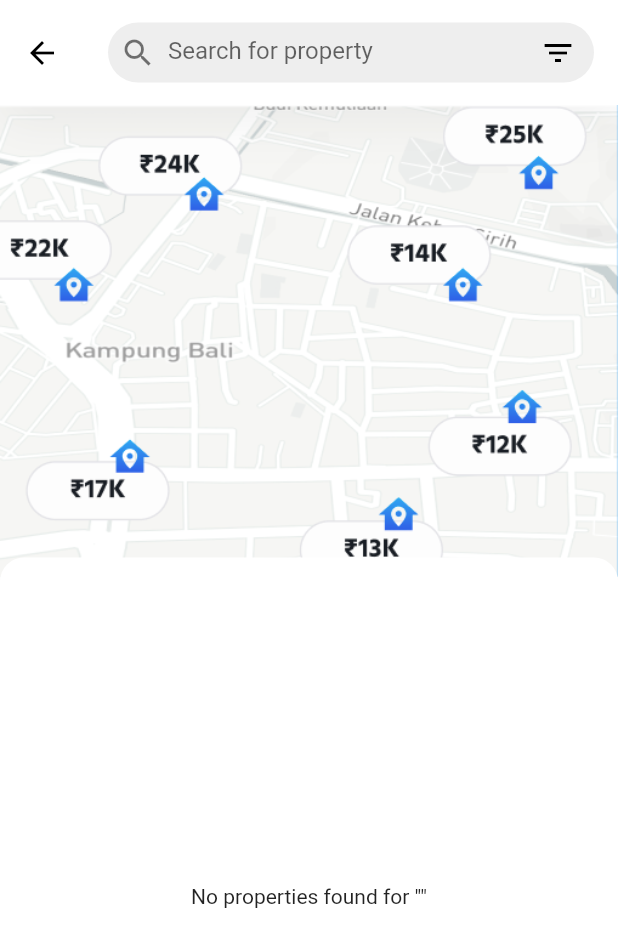
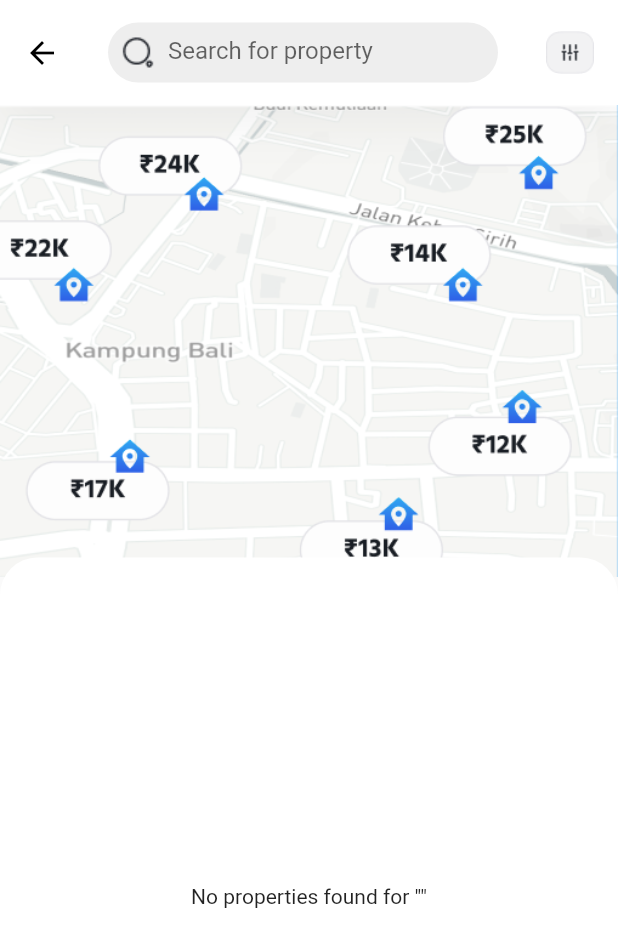
Before and after one commit to hammad4474/ToLet, a Flutter app: the SearchPropertyScreen screen opened directly, on a phone screen of 412 x 824 dp. Shown: the top 947 px of the screen. Run offline on Flutter 3.47's test engine with Material 3 defaults, Android fonts, the light colour scheme and no system bars; our stand-ins replace cloud_firestore, firebase_auth, firebase_core, firebase_storage, fluttertoast, get and 2 more; accounts and stored records are empty.

Commit message:
ui fixing

```diff
--- a/lib/screens/tenant/SearchPropertyScreen.dart
+++ b/lib/screens/tenant/SearchPropertyScreen.dart
@@ -45,7 +45,11 @@ class _SearchPropertyScreenState extends State<SearchPropertyScreen> {
             children: <Widget>[
               Padding(
                 padding: const EdgeInsets.symmetric(horizontal: 8.0),
-                child: Icon(Icons.search, color: Colors.black54),
+                child: Image.asset(
+                  'assets/icons/search-normal.png', // Replace with your actual asset path
+                  width: 24,
+                  height: 24,
+                ),
               ),
               Expanded(
                 child: TextField(
@@ -65,19 +69,30 @@ class _SearchPropertyScreenState extends State<SearchPropertyScreen> {
                   style: TextStyle(color: Colors.black),
                 ),
               ),
-              IconButton(
-                icon: const Icon(Icons.filter_list, color: Colors.black),
-                onPressed: () {
-                  Navigator.push(
-                    context,
-                    MaterialPageRoute(builder: (context) => FilterScreen()),
-                  );
-                },
-              ),
             ],
           ),
         ),
+        actions: [
+          Padding(
+            padding: const EdgeInsets.all(8.0),
+            child: IconButton(
+              icon: Image.asset(
+                'assets/icons/tune.png', // Replace with your actual custom icon asset
+                height: 40,
+                width: 40,
+              ),
+              onPressed: () {
+                Navigator.push(
+                  context,
+                  MaterialPageRoute(builder: (context) => FilterScreen()),
+                );
+              },
+            ),
+          ),
+        ],
       ),
+
+
       body: Stack(
         children: [
           Image.asset(
@@ -93,8 +108,8 @@ class _SearchPropertyScreenState extends State<SearchPropertyScreen> {
                 decoration: BoxDecoration(
                   color: Colors.white,
                   borderRadius: BorderRadius.only(
-                    topLeft: Radius.circular(16),
-                    topRight: Radius.circular(16),
+                    topLeft: Radius.circular(25),
+                    topRight: Radius.circular(25),
                   ),
                 ),
                 child: StreamBuilder<QuerySnapshot>(
@@ -127,7 +142,19 @@ class _SearchPropertyScreenState extends State<SearchPropertyScreen> {
                       children: [
                         Padding(
                           padding: const EdgeInsets.all(16.0),
-                          child: Text('Showing $matchCount results'),
+                          child:Row(
+                            children:[
+                            Text('Showing $matchCount results'),
+                          Spacer(),
+                              IconButton(
+                                icon: const Icon(Icons.sort, color: Colors.black),
+                                onPressed: () {
+
+                                },
+                              ),
+                              Text('Sort'),
+                    ],
+                          ),
                         ),
                         Expanded(
                           child: ListView.builder(
--- a/lib/screens/tenant/home_tenant.dart
+++ b/lib/screens/tenant/home_tenant.dart
@@ -454,7 +454,7 @@ Widget buildPropertyCard(BuildContext context, Map<String, dynamic> property,
                       ),
               ),
               // Property details
-              SizedBox(width: 18),
+              SizedBox(width: 12),
               Expanded(
                 child: Column(
                   crossAxisAlignment: CrossAxisAlignment.start,
--- a/lib/screens/welcome_screen.dart
+++ b/lib/screens/welcome_screen.dart
@@ -26,6 +26,7 @@ class _WelcomeScreenState extends State<WelcomeScreen> {
             // Top part with image and title
             Column(
               children: [
+                SizedBox(height: screenHeight * 0.05),
                 // House image
                 SizedBox(
                   height: screenHeight * 0.45,
```
Also changed, not shown: lib/screens/tenant/favorite_property.dart (+11 -0 lines), assets/icons/activeProfile.png, assets/icons/activechat.png, assets/icons/activerequest.png, assets/icons/homeblue.png, assets/icons/tune.png (added).
